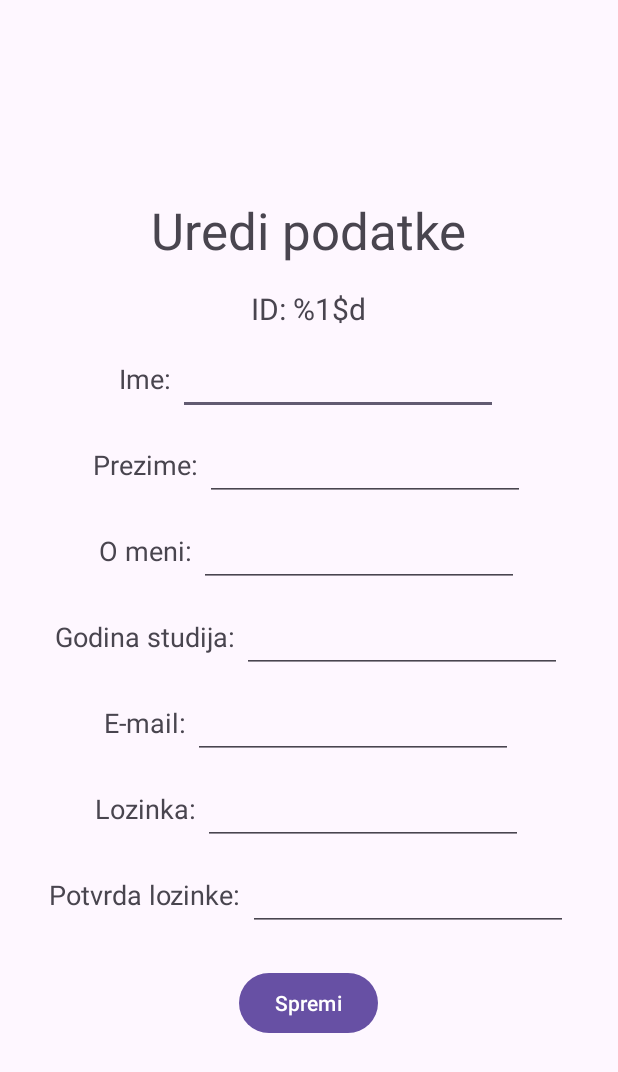
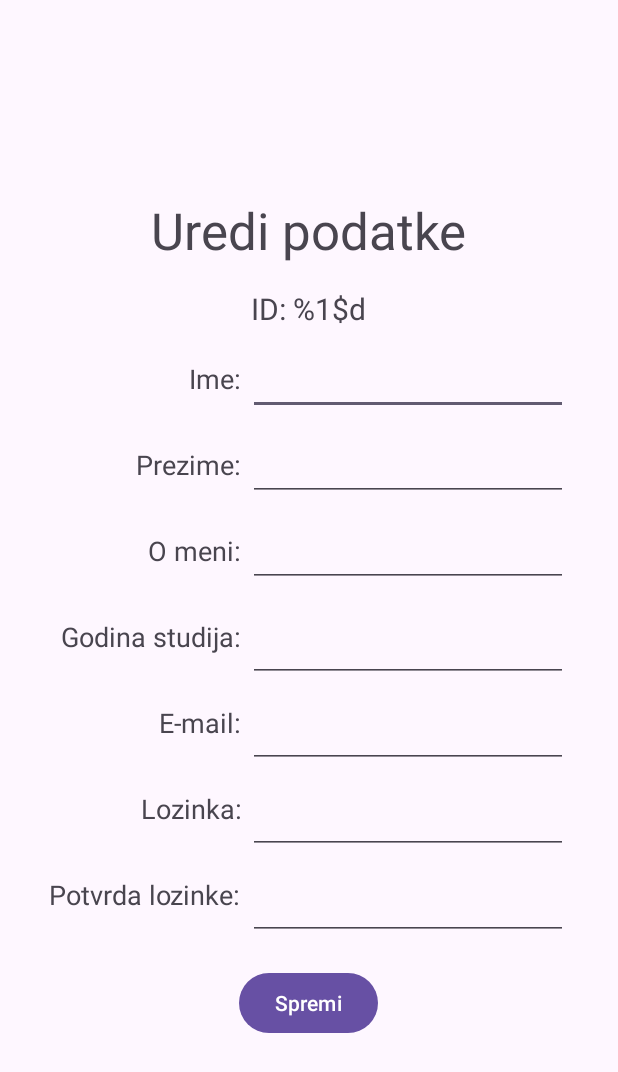
Before and after one commit to 9helix/FIDIT-Careers, an Android app: the layout fragment_student_edit.xml on its own in the app's theme, with its tools: preview values and no code run, on a phone screen of 412 x 824 dp. Shown: the top 1072 px of the screen. Run offline under Robolectric (Android 15) with nearby library versions, the phone set to English and light mode, and no system bars.

Commit message:
Added TableLayout to account data edit screens

```diff
--- a/app/src/main/res/layout/fragment_student_edit.xml
+++ b/app/src/main/res/layout/fragment_student_edit.xml
@@ -30,17 +30,21 @@
             android:textAlignment="center"
             android:textSize="20sp" />
 
-        <LinearLayout
+        <TableLayout
             android:layout_width="wrap_content"
             android:layout_height="wrap_content"
-            android:layout_gravity="center"
-            android:orientation="horizontal">
+            android:orientation="vertical">
+
+            <TableRow
+                android:layout_width="match_parent"
+                android:layout_height="match_parent"
+                android:gravity="center_horizontal">
 
                 <TextView
                     android:id="@+id/textView3"
                     android:layout_width="match_parent"
                     android:layout_height="wrap_content"
-                android:layout_gravity="bottom"
+                    android:layout_gravity="bottom|right"
                     android:layout_marginBottom="6dp"
                     android:text="Ime: "
                     android:textSize="18sp" />
@@ -52,21 +56,19 @@
                     android:layout_marginTop="12dp"
                     android:ems="10"
                     android:inputType="text" />
-        </LinearLayout>
+            </TableRow>
 
-        <LinearLayout
-            android:layout_width="wrap_content"
-            android:layout_height="wrap_content"
-            android:layout_gravity="center"
-            android:orientation="horizontal">
+            <TableRow
+                android:layout_width="match_parent"
+                android:layout_height="match_parent"
+                android:gravity="center_horizontal">
 
                 <TextView
                     android:id="@+id/textView3"
                     android:layout_width="match_parent"
                     android:layout_height="wrap_content"
-                android:layout_gravity="bottom"
+                    android:layout_gravity="bottom|right"
                     android:layout_marginBottom="6dp"
-                android:layout_weight="1"
                     android:text="Prezime: "
                     android:textSize="18sp" />
 
@@ -77,21 +79,19 @@
                     android:layout_marginTop="12dp"
                     android:ems="10"
                     android:inputType="text" />
-        </LinearLayout>
+            </TableRow>
 
-        <LinearLayout
-            android:layout_width="wrap_content"
-            android:layout_height="wrap_content"
-            android:layout_gravity="center"
-            android:orientation="horizontal">
+            <TableRow
+                android:layout_width="match_parent"
+                android:layout_height="match_parent"
+                android:gravity="center_horizontal">
 
                 <TextView
                     android:id="@+id/textView3"
                     android:layout_width="match_parent"
                     android:layout_height="wrap_content"
-                android:layout_gravity="bottom"
+                    android:layout_gravity="bottom|right"
                     android:layout_marginBottom="6dp"
-                android:layout_weight="1"
                     android:text="O meni: "
                     android:textSize="18sp" />
 
@@ -104,21 +104,19 @@
                     android:gravity="start|top"
                     android:inputType="textMultiLine"
                     android:maxLength="300" />
-        </LinearLayout>
+            </TableRow>
 
-        <LinearLayout
-            android:layout_width="wrap_content"
-            android:layout_height="wrap_content"
-            android:layout_gravity="center"
-            android:orientation="horizontal">
+            <TableRow
+                android:layout_width="match_parent"
+                android:layout_height="match_parent"
+                android:gravity="center">
 
                 <TextView
                     android:id="@+id/textView3"
                     android:layout_width="match_parent"
                     android:layout_height="wrap_content"
-                android:layout_gravity="bottom"
+                    android:layout_gravity="bottom|right"
                     android:layout_marginBottom="6dp"
-                android:layout_weight="1"
                     android:text="Godina studija: "
                     android:textSize="18sp" />
 
@@ -129,21 +127,19 @@
                     android:layout_marginTop="12dp"
                     android:ems="10"
                     android:inputType="number" />
-        </LinearLayout>
+            </TableRow>
 
-        <LinearLayout
-            android:layout_width="wrap_content"
-            android:layout_height="wrap_content"
-            android:layout_gravity="center"
-            android:orientation="horizontal">
+            <TableRow
+                android:layout_width="match_parent"
+                android:layout_height="match_parent"
+                android:gravity="center">
 
                 <TextView
                     android:id="@+id/textView3"
                     android:layout_width="match_parent"
                     android:layout_height="wrap_content"
-                android:layout_gravity="bottom"
+                    android:layout_gravity="bottom|right"
                     android:layout_marginBottom="6dp"
-                android:layout_weight="1"
                     android:text="E-mail: "
                     android:textSize="18sp" />
 
@@ -154,13 +150,12 @@
                     android:layout_marginTop="12dp"
                     android:ems="10"
                     android:inputType="textEmailAddress" />
-        </LinearLayout>
+            </TableRow>
 
-        <LinearLayout
-            android:layout_width="wrap_content"
-            android:layout_height="wrap_content"
-            android:layout_gravity="center"
-            android:orientation="horizontal">
+            <TableRow
+                android:layout_width="match_parent"
+                android:layout_height="match_parent"
+                android:gravity="center">
 
                 <TextView
                     android:id="@+id/textView3"
@@ -168,7 +163,7 @@
                     android:layout_height="wrap_content"
                     android:layout_gravity="bottom"
                     android:layout_marginBottom="6dp"
-                android:layout_weight="1"
+                    android:gravity="bottom|right"
                     android:text="Lozinka: "
                     android:textSize="18sp" />
 
@@ -179,21 +174,19 @@
                     android:layout_marginTop="12dp"
                     android:ems="10"
                     android:inputType="textPassword" />
-        </LinearLayout>
+            </TableRow>
 
-        <LinearLayout
-            android:layout_width="wrap_content"
-            android:layout_height="wrap_content"
-            android:layout_gravity="center"
-            android:orientation="horizontal">
+            <TableRow
+                android:layout_width="match_parent"
+                android:layout_height="match_parent"
+                android:gravity="center">
 
                 <TextView
                     android:id="@+id/textView3"
                     android:layout_width="match_parent"
                     android:layout_height="wrap_content"
-                android:layout_gravity="bottom"
+                    android:layout_gravity="bottom|right"
                     android:layout_marginBottom="6dp"
-                android:layout_weight="1"
                     android:text="Potvrda lozinke: "
                     android:textSize="18sp" />
 
@@ -204,7 +197,8 @@
                     android:layout_marginTop="12dp"
                     android:ems="10"
                     android:inputType="textPassword" />
-        </LinearLayout>
+            </TableRow>
+        </TableLayout>
 
         <Button
             android:id="@+id/saveBtn"
```
Also changed, not shown: app/src/main/res/layout/fragment_employer_edit.xml (+24 -23 lines). Lines whose indentation alone changed are shown as unchanged.
